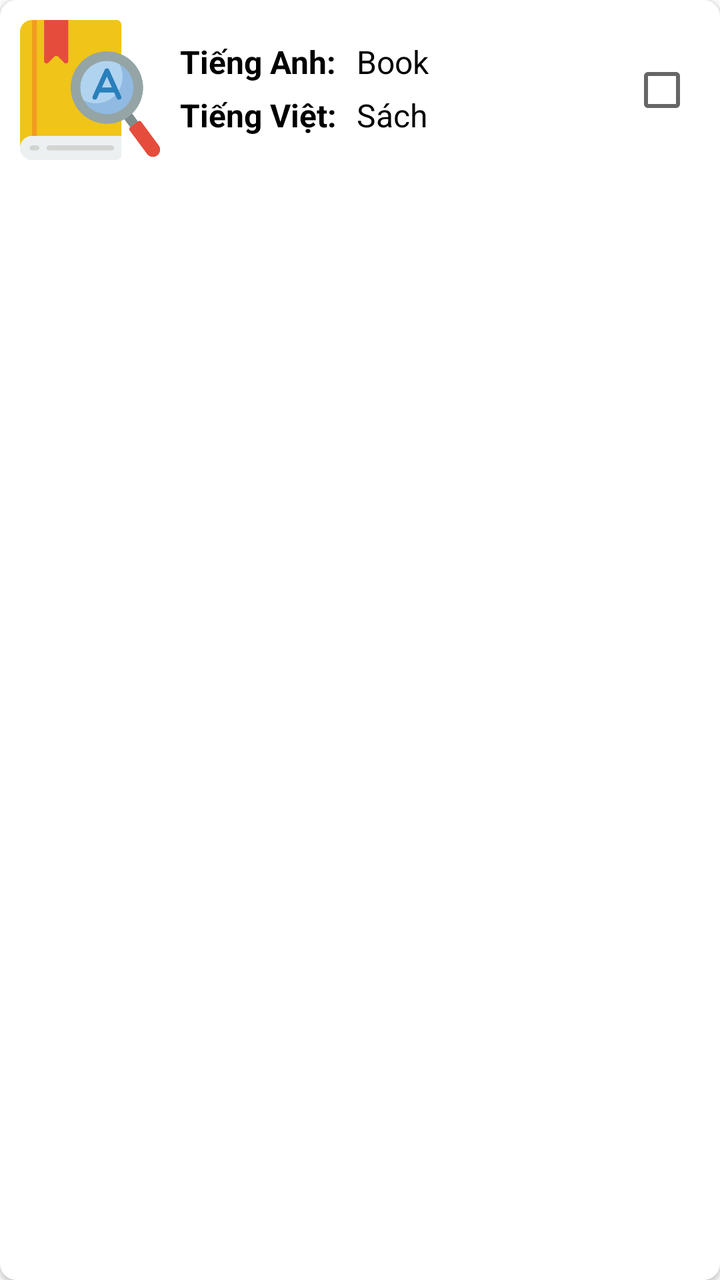
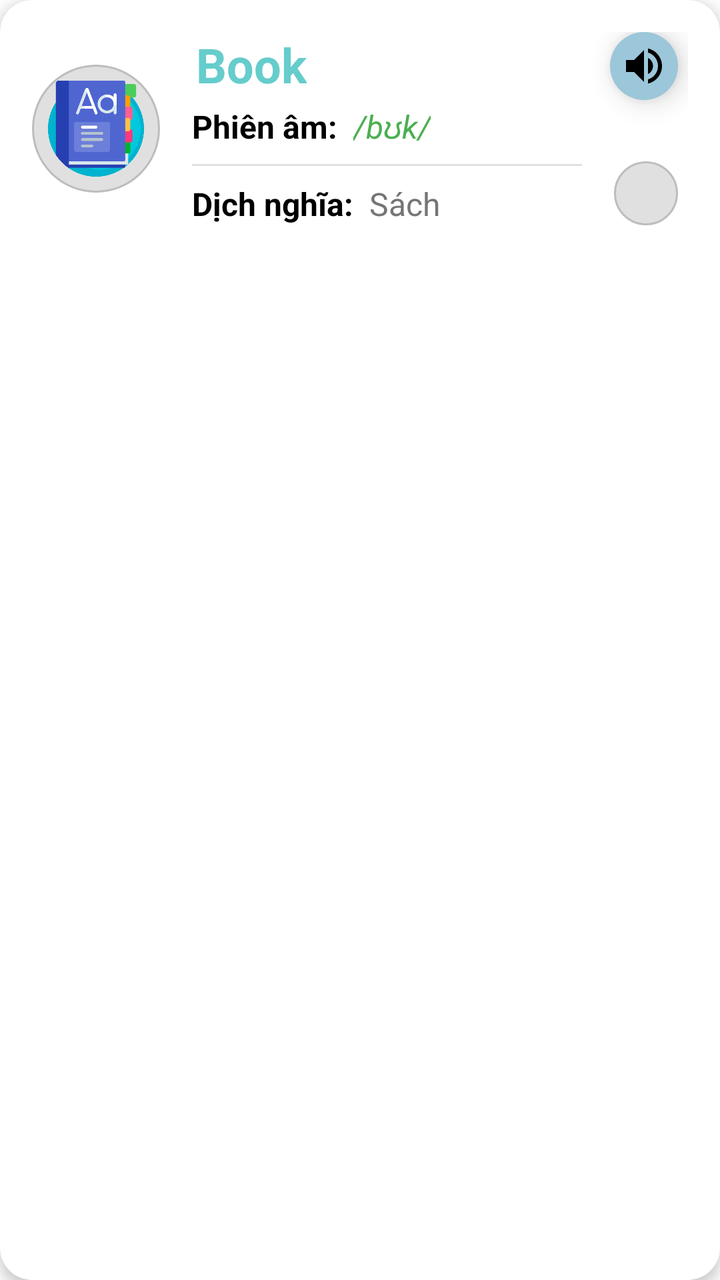

An Android layout rendered at two revisions. The XML below is the earlier revision; the diff shows what the commit changed to produce the second picture.
<!-- AndroidManifest.xml: application theme Theme.MyApplication -->
<!-- res/layout/item_tuvung.xml -->
<?xml version="1.0" encoding="utf-8"?>
<androidx.cardview.widget.CardView xmlns:android="http://schemas.android.com/apk/res/android"
    xmlns:tools="http://schemas.android.com/tools"
    android:layout_width="match_parent"
    android:layout_height="wrap_content"
    xmlns:app="http://schemas.android.com/apk/res-auto"
    app:cardCornerRadius="8dp"
    android:id="@+id/layout_item_TV"
    android:layout_margin="10dp"
    android:foreground="?attr/selectableItemBackground">
    <RelativeLayout
        android:padding="10dp"
        android:layout_width="match_parent"
        android:layout_height="wrap_content">
        <ImageView
            android:id="@+id/img_TuVung"
            android:layout_width="70dp"
            android:layout_height="70dp"
            android:src="@drawable/itemtuvung">
        </ImageView>
        <TextView
            android:id="@+id/textTitleTiengAnh"
            android:layout_width="wrap_content"
            android:layout_height="wrap_content"
            android:text="Tiếng Anh:"
            android:textStyle="bold"
            android:textSize="16sp"
            android:textColor="@color/black"
            android:layout_toEndOf="@+id/img_TuVung"
            android:layout_marginStart="10dp"
            android:layout_marginTop="10dp">
        </TextView>
        <TextView
            android:id="@+id/textTiengAnh"
            android:layout_width="wrap_content"
            android:layout_height="wrap_content"
            android:text="Book"
            android:textSize="16sp"
            android:textColor="@color/black"

            android:layout_toRightOf="@+id/textTitleTiengAnh"
            android:layout_marginStart="10dp"
            android:layout_marginTop="10dp">
        </TextView>

        <TextView
            android:id="@+id/textTitleTiengViet"
            android:layout_width="wrap_content"
            android:layout_height="wrap_content"
            android:text="Tiếng Việt:"
            android:textStyle="bold"
            android:textSize="16sp"
            android:textColor="@color/black"
            android:layout_toEndOf="@+id/img_TuVung"
            android:layout_below="@+id/textTitleTiengAnh"
            android:layout_marginStart="10dp"
            android:layout_marginTop="5dp"
        >
        </TextView>
        <TextView
            android:id="@+id/textViet"
            android:layout_marginLeft="10dp"
            android:layout_width="wrap_content"
            android:layout_height="wrap_content"
            android:text="Sách"
            android:textSize="16sp"
            android:textColor="@color/black"
            android:layout_below="@+id/textTitleTiengAnh"
            android:layout_toRightOf="@+id/textTitleTiengViet"
            android:layout_marginTop="5dp">
        </TextView>

        <CheckBox
            android:id="@+id/chkLuuTuVung"
            android:layout_width="25dp"
            android:layout_height="25dp"
            android:layout_alignParentEnd="true"
            android:layout_centerVertical="true"
            android:layout_marginStart="10dp"
            android:layout_marginTop="10dp"
            android:layout_marginEnd="10dp"
            android:layout_marginRight="20dp"
            android:layout_marginBottom="10dp"></CheckBox>


    </RelativeLayout>
</androidx.cardview.widget.CardView>
<!-- resources referenced by this layout -->
<resources>
  <color name="black">#FF000000</color>
  <!-- drawable itemtuvung: png bitmap (drawable, 22910 bytes) -->
  <color name="lavender">#66CCCC</color>
  <color name="white">#FFFFFFFF</color>
  <color name="teal_200">#FF03DAC5</color>
  <color name="teal_700">#FF018786</color>
  <!-- unchanged entries left out for length: 1 -->
</resources>

<!-- the commit's change to res/layout/item_tuvung.xml (unified diff, before → after) -->
@@ -1,87 +1,150 @@
 <?xml version="1.0" encoding="utf-8"?>
 <androidx.cardview.widget.CardView xmlns:android="http://schemas.android.com/apk/res/android"
-    xmlns:tools="http://schemas.android.com/tools"
+    xmlns:app="http://schemas.android.com/apk/res-auto"
+    android:id="@+id/layout_item_TV"
     android:layout_width="match_parent"
     android:layout_height="wrap_content"
-    xmlns:app="http://schemas.android.com/apk/res-auto"
-    app:cardCornerRadius="8dp"
-    android:id="@+id/layout_item_TV"
-    android:layout_margin="10dp"
+    android:layout_marginBottom="12dp"
+    android:layout_marginStart="3dp"
+    android:layout_marginEnd="3dp"
+    app:cardCornerRadius="16dp"
+    app:cardElevation="4dp"
     android:foreground="?attr/selectableItemBackground">
-    <RelativeLayout
-        android:padding="10dp"
+
+    <androidx.constraintlayout.widget.ConstraintLayout
         android:layout_width="match_parent"
-        android:layout_height="wrap_content">
+        android:layout_height="wrap_content"
+
+        android:padding="16dp">
+
         <ImageView
             android:id="@+id/img_TuVung"
-            android:layout_width="70dp"
-            android:layout_height="70dp"
-            android:src="@drawable/itemtuvung">
-        </ImageView>
-        <TextView
-            android:id="@+id/textTitleTiengAnh"
-            android:layout_width="wrap_content"
+            android:layout_width="64dp"
+            android:layout_height="64dp"
+            android:background="@drawable/image_circle_background"
+            android:padding="8dp"
+            android:src="@drawable/vocabitem"
+            app:layout_constraintBottom_toBottomOf="parent"
+            app:layout_constraintStart_toStartOf="parent"
+            app:layout_constraintTop_toTopOf="parent" />
+
+        <LinearLayout
+            android:id="@+id/content_container"
+            android:layout_width="0dp"
             android:layout_height="wrap_content"
-            android:text="Tiếng Anh:"
-            android:textStyle="bold"
-            android:textSize="16sp"
-            android:textColor="@color/black"
-            android:layout_toEndOf="@+id/img_TuVung"
-            android:layout_marginStart="10dp"
-            android:layout_marginTop="10dp">
-        </TextView>
-        <TextView
-            android:id="@+id/textTiengAnh"
-            android:layout_width="wrap_content"
-            android:layout_height="wrap_content"
-            android:text="Book"
-            android:textSize="16sp"
-            android:textColor="@color/black"
+            android:layout_marginStart="16dp"
+            android:layout_marginEnd="16dp"
+            android:orientation="vertical"
+            app:layout_constraintBottom_toBottomOf="parent"
+            app:layout_constraintEnd_toStartOf="@+id/chkLuuTuVung"
+            app:layout_constraintStart_toEndOf="@+id/img_TuVung"
+            app:layout_constraintTop_toTopOf="parent">
 
-            android:layout_toRightOf="@+id/textTitleTiengAnh"
-            android:layout_marginStart="10dp"
-            android:layout_marginTop="10dp">
-        </TextView>
+            <LinearLayout
+                android:layout_width="match_parent"
+                android:layout_height="wrap_content"
+                android:orientation="horizontal">
 
-        <TextView
-            android:id="@+id/textTitleTiengViet"
-            android:layout_width="wrap_content"
-            android:layout_height="wrap_content"
-            android:text="Tiếng Việt:"
-            android:textStyle="bold"
-            android:textSize="16sp"
-            android:textColor="@color/black"
-            android:layout_toEndOf="@+id/img_TuVung"
-            android:layout_below="@+id/textTitleTiengAnh"
-            android:layout_marginStart="10dp"
-            android:layout_marginTop="5dp"
-        >
-        </TextView>
-        <TextView
-            android:id="@+id/textViet"
-            android:layout_marginLeft="10dp"
-            android:layout_width="wrap_content"
-            android:layout_height="wrap_content"
-            android:text="Sách"
-            android:textSize="16sp"
-            android:textColor="@color/black"
-            android:layout_below="@+id/textTitleTiengAnh"
-            android:layout_toRightOf="@+id/textTitleTiengViet"
-            android:layout_marginTop="5dp">
-        </TextView>
+
+
+                <TextView
+                    android:id="@+id/textTiengAnh"
+                    android:layout_width="wrap_content"
+                    android:layout_height="wrap_content"
+                    android:layout_marginStart="2dp"
+                    android:text="Book"
+                    android:textColor="@color/lavender"
+                    android:textSize="24sp"
+                    android:textStyle="bold" />
+
+                <ImageButton
+                    android:id="@+id/btnPlayAudio"
+                    android:layout_width="24dp"
+                    android:layout_height="24dp"
+                    android:layout_marginStart="8dp"
+                    android:background="?attr/selectableItemBackgroundBorderless"
+                    android:src="@drawable/ic_volume"
+                    android:contentDescription="Play pronunciation" />
+            </LinearLayout>
+
+            <LinearLayout
+                android:layout_width="match_parent"
+                android:layout_height="wrap_content"
+                android:orientation="horizontal"
+                android:layout_marginTop="4dp">
+
+                <TextView
+                    android:id="@+id/textTitleTranscription"
+                    android:layout_width="wrap_content"
+                    android:layout_height="wrap_content"
+                    android:text="Phiên âm:"
+                    android:textColor="@color/black"
+                    android:textSize="16sp"
+                    android:textStyle="bold" />
+
+                <TextView
+                    android:id="@+id/textTranscription"
+                    android:layout_width="wrap_content"
+                    android:layout_height="wrap_content"
+                    android:layout_marginStart="8dp"
+                    android:text="/bʊk/"
+                    android:textColor="#4CAF50"
+                    android:textSize="16sp"
+                    android:textStyle="italic" />
+            </LinearLayout>
+
+            <View
+                android:layout_width="match_parent"
+                android:layout_height="1dp"
+                android:layout_marginVertical="8dp"
+                android:background="#E0E0E0" />
+
+            <LinearLayout
+                android:layout_width="match_parent"
+                android:layout_height="wrap_content"
+                android:orientation="horizontal">
+
+                <TextView
+                    android:id="@+id/textTitleTiengViet"
+                    android:layout_width="wrap_content"
+                    android:layout_height="wrap_content"
+                    android:text="Dịch nghĩa:"
+                    android:textColor="@color/black"
+                    android:textSize="16sp"
+                    android:textStyle="bold" />
+
+                <TextView
+                    android:id="@+id/textViet"
+                    android:layout_width="wrap_content"
+                    android:layout_height="wrap_content"
+                    android:layout_marginStart="8dp"
+                    android:text="Sách"
+                    android:textColor="#757575"
+                    android:textSize="16sp" />
+            </LinearLayout>
+
+        </LinearLayout>
+        <ImageButton
+            android:id="@+id/sound_button"
+            android:layout_width="34dp"
+            android:layout_height="34dp"
+            android:layout_marginEnd="5dp"
+            android:background="@drawable/circle_button_background_accent"
+            android:elevation="8dp"
+            android:src="@drawable/ic_volume_up"
+            app:tint="#000000"
+            app:layout_constraintEnd_toEndOf="parent"
+            app:layout_constraintTop_toTopOf="parent"/>
 
         <CheckBox
             android:id="@+id/chkLuuTuVung"
-            android:layout_width="25dp"
-            android:layout_height="25dp"
-            android:layout_alignParentEnd="true"
-            android:layout_centerVertical="true"
-            android:layout_marginStart="10dp"
-            android:layout_marginTop="10dp"
-            android:layout_marginEnd="10dp"
-            android:layout_marginRight="20dp"
-            android:layout_marginBottom="10dp"></CheckBox>
+            android:layout_width="32dp"
+            android:layout_height="32dp"
+            android:background="@drawable/custom_checkbox"
+            android:button="@null"
+            app:layout_constraintBottom_toBottomOf="parent"
+            app:layout_constraintEnd_toEndOf="@id/sound_button"
+            app:layout_constraintRight_toRightOf="@id/sound_button" />
 
-
-    </RelativeLayout>
+    </androidx.constraintlayout.widget.ConstraintLayout>
 </androidx.cardview.widget.CardView>
<!-- resource entries referenced after the edit -->
@@ -1,8 +1,96 @@
 <!-- resources referenced by this layout -->
 <resources>
   <color name="black">#FF000000</color>
-  <!-- drawable itemtuvung: png bitmap (drawable, 22910 bytes) -->
   <color name="lavender">#66CCCC</color>
+  <!-- drawable circle_button_background_accent (drawable) -->
+  <?xml version="1.0" encoding="utf-8"?>
+  <shape xmlns:android="http://schemas.android.com/apk/res/android"
+      android:shape="oval">
+      <solid android:color="#9CC6D9" />
+  </shape>
+  <!-- drawable custom_checkbox (drawable) -->
+  <?xml version="1.0" encoding="utf-8"?>
+  <selector xmlns:android="http://schemas.android.com/apk/res/android">
+      <item android:state_checked="true">
+          <layer-list>
+              <item>
+                  <shape android:shape="oval">
+                      <solid android:color="@color/lavender" />
+                      <size android:width="32dp" android:height="32dp" />
+                  </shape>
+              </item>
+              <item android:drawable="@drawable/baseline_check_24"
+                  android:gravity="center"
+                  android:width="20dp"
+                  android:height="20dp" />
+          </layer-list>
+      </item>
+      <item>
+          <shape android:shape="oval">
+              <solid android:color="#E0E0E0" />
+              <stroke android:width="1dp" android:color="#BDBDBD" />
+              <size android:width="32dp" android:height="32dp" />
+          </shape>
+      </item>
+  </selector>
+  <!-- drawable ic_volume (drawable) -->
+  <?xml version="1.0" encoding="utf-8"?>
+  <vector xmlns:android="http://schemas.android.com/apk/res/android"
+      android:width="24dp"
+      android:height="24dp"
+      android:viewportWidth="24"
+      android:viewportHeight="24">
+      <path
+          android:fillColor="#FFFFFF"
+          android:pathData="M3,9v6h4l5,5L12,4L7,9L3,9zM16.5,12c0,-1.77 -1.02,-3.29 -2.5,-4.03v8.05c1.48,-0.73 2.5,-2.25 2.5,-4.02zM14,3.23v2.06c2.89,0.86 5,3.54 5,6.71s-2.11,5.85 -5,6.71v2.06c4.01,-0.91 7,-4.49 7,-8.77s-2.99,-7.86 -7,-8.77z"/>
+  </vector>
+  <!-- drawable ic_volume_up (drawable) -->
+  <vector xmlns:android="http://schemas.android.com/apk/res/android"
+      android:width="24dp"
+      android:height="24dp"
+      android:viewportWidth="24"
+      android:viewportHeight="24">
+      <path
+          android:fillColor="#FFFFFF"
+          android:pathData="M3,9v6h4l5,5L12,4L7,9L3,9zM16.5,12c0,-1.77 -1.02,-3.29 -2.5,-4.03v8.05c1.48,-0.73 2.5,-2.25 2.5,-4.02zM14,3.23v2.06c2.89,0.86 5,3.54 5,6.71s-2.11,5.85 -5,6.71v2.06c4.01,-0.91 7,-4.49 7,-8.77s-2.99,-7.86 -7,-8.77z"/>
+  </vector>
+  <!-- drawable image_circle_background (drawable) -->
+  <?xml version="1.0" encoding="utf-8"?>
+  <selector xmlns:android="http://schemas.android.com/apk/res/android">
+      <item android:state_checked="true">
+          <layer-list>
+              <item>
+                  <shape android:shape="oval">
+                      <solid android:color="@color/lavender" />
+                      <size android:width="32dp" android:height="32dp" />
+                  </shape>
+              </item>
+              <item android:drawable="@drawable/baseline_check_24"
+                  android:gravity="center"
+                  android:width="20dp"
+                  android:height="20dp" />
+          </layer-list>
+      </item>
+      <item>
+          <shape android:shape="oval">
+              <solid android:color="#E0E0E0" />
+              <stroke android:width="1dp" android:color="#BDBDBD" />
+              <size android:width="32dp" android:height="32dp" />
+          </shape>
+      </item>
+  </selector>
+  <!-- drawable vocabitem: png bitmap (drawable, 23455 bytes) -->
+  <!-- drawable baseline_check_24 (drawable) -->
+  <vector xmlns:android="http://schemas.android.com/apk/res/android"
+      android:width="24dp"
+      android:height="24dp"
+      android:viewportWidth="24"
+      android:viewportHeight="24"
+      >
+      <path
+          android:fillColor="#4CAF50"
+          android:pathData="M9,16.17L4.83,12l-1.42,1.41L9,19 21,7l-1.41,-1.41z"/>
+  </vector>
   <color name="white">#FFFFFFFF</color>
   <color name="teal_200">#FF03DAC5</color>
   <color name="teal_700">#FF018786</color>
